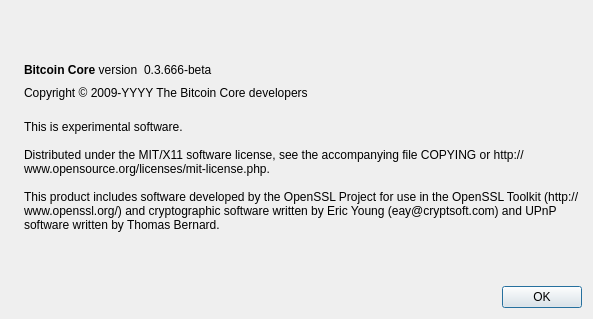
Above: src/qt/forms/aboutdialog.ui from wcoin/wankcoin before the change. Below: the same form after it.
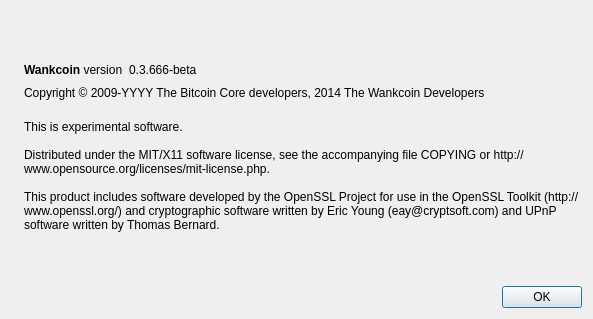
That is the form after the change. Icons and pictures are not drawn.

Commit message: bitcoin to wankcoin

What changed in the file:
```diff
--- a/src/qt/forms/aboutdialog.ui
+++ b/src/qt/forms/aboutdialog.ui
@@ -50,7 +50,7 @@
           <cursorShape>IBeamCursor</cursorShape>
          </property>
          <property name="text">
-          <string>&lt;b&gt;Bitcoin Core&lt;/b&gt; version</string>
+          <string>&lt;b&gt;Wankcoin&lt;/b&gt; version</string>
          </property>
          <property name="textInteractionFlags">
           <set>Qt::LinksAccessibleByMouse|Qt::TextSelectableByKeyboard|Qt::TextSelectableByMouse</set>
@@ -91,7 +91,7 @@
         <cursorShape>IBeamCursor</cursorShape>
        </property>
        <property name="text">
-        <string notr="true">Copyright &amp;copy; 2009-YYYY The Bitcoin Core developers</string>
+        <string notr="true">Copyright &amp;copy; 2009-YYYY The Bitcoin Core developers, 2014 The Wankcoin Developers</string>
        </property>
        <property name="textFormat">
         <enum>Qt::RichText</enum>
```
Left out of the diff: 2 changed lines with no effect on the pictures. The commit also changes 155 other files.
